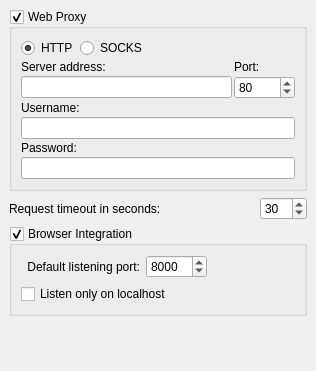
First picture: the form in ui/options_network.ui, repository metabrainz/picard, before the edit.
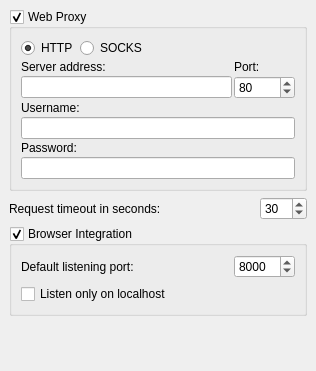
Second picture: the form after the edit.

Commit message:
PICARD-2390: Fixed display of "default listening port" label
With some localization and with UI scaling the label was only partially visible

Diff of the .ui file:
```diff
--- a/ui/options_network.ui
+++ b/ui/options_network.ui
@@ -190,26 +190,7 @@
      </property>
      <layout class="QVBoxLayout" name="verticalLayout_2">
       <item>
-       <widget class="QWidget" name="widget" native="true">
-        <property name="sizePolicy">
-         <sizepolicy hsizetype="Maximum" vsizetype="Preferred">
-          <horstretch>0</horstretch>
-          <verstretch>0</verstretch>
-         </sizepolicy>
-        </property>
-        <layout class="QHBoxLayout" name="horizontalLayout">
-         <property name="leftMargin">
-          <number>6</number>
-         </property>
-         <property name="topMargin">
-          <number>0</number>
-         </property>
-         <property name="rightMargin">
-          <number>0</number>
-         </property>
-         <property name="bottomMargin">
-          <number>0</number>
-         </property>
+       <layout class="QHBoxLayout" name="horizontalLayout_4">
          <item>
           <widget class="QLabel" name="label_2">
            <property name="sizePolicy">
@@ -221,9 +202,6 @@
            <property name="text">
             <string>Default listening port:</string>
            </property>
-           <property name="alignment">
-            <set>Qt::AlignRight|Qt::AlignTrailing|Qt::AlignVCenter</set>
-           </property>
           </widget>
          </item>
          <item>
@@ -240,7 +218,6 @@
           </widget>
          </item>
         </layout>
-       </widget>
       </item>
       <item>
        <widget class="QCheckBox" name="browser_integration_localhost_only">
```
Lines whose indentation alone changed are shown as unchanged. The commit also changes 1 other file.
